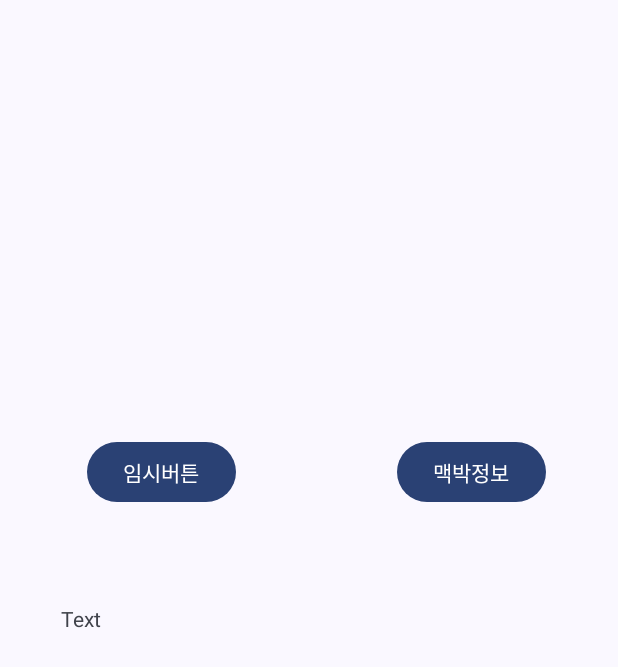
After one commit to jsk41755/IMY-Android, an Android app: the layout activity_pulse.xml on its own in the app's theme, with its tools: preview values and no code run, on a phone screen of 412 x 824 dp. The commit adds this screen. Shown: the top 667 px of the screen. Run offline under Robolectric (Android 15) with nearby library versions, the phone set to English and light mode, and no system bars.

Commit message:
test android

```diff
--- a/src/frontend/WearOs-for-Sound-/app/src/main/AndroidManifest.xml
+++ b/src/frontend/WearOs-for-Sound-/app/src/main/AndroidManifest.xml
@@ -33,9 +33,7 @@
         </activity>
 
 
-
-
-        <activity android:name=".MainActivity"
+        <activity android:name=".Ui.PulseAction"
             android:resizeableActivity="true"
             android:exported="true"
             tools:targetApi="n">
--- a/src/frontend/WearOs-for-Sound-/app/src/main/java/com/cbnu_voice/cbnu_imy/Api/RetrofitBuilder2.kt
+++ b/src/frontend/WearOs-for-Sound-/app/src/main/java/com/cbnu_voice/cbnu_imy/Api/RetrofitBuilder2.kt
@@ -6,7 +6,7 @@ import retrofit2.converter.scalars.ScalarsConverterFactory
 
 object RetrofitBuilder2 {
     var userapi: UserApi
-    val localhost="http://113.198.137.200:8080/"
+    val localhost="http://localhost:8083/"
     init{
         val retrofit= Retrofit.Builder()
             .baseUrl(localhost)   //요청 보내는 API 서버 url /로 끝나야 함
--- a/src/frontend/WearOs-for-Sound-/app/src/main/java/com/cbnu_voice/cbnu_imy/Ui/Register.kt
+++ b/src/frontend/WearOs-for-Sound-/app/src/main/java/com/cbnu_voice/cbnu_imy/Ui/Register.kt
@@ -91,6 +91,10 @@ class Register : AppCompatActivity() {
         }
         binding.btnRefuse.setOnClickListener {
             startActivity(Intent(this@Register,Chatbot::class.java).putExtra("stage", "refuse"))
+        }
+
+        binding.btnPulse.setOnClickListener {
+            startActivity(Intent(this@Register,PulseAction::class.java))
         }
 
     }
@@ -222,4 +226,6 @@ class Register : AppCompatActivity() {
             }
         })
     }
+
+
 }
--- /dev/null
+++ b/src/frontend/WearOs-for-Sound-/app/src/main/res/layout/activity_pulse.xml
@@ -0,0 +1,61 @@
+<?xml version="1.0" encoding="utf-8"?>
+<androidx.constraintlayout.widget.ConstraintLayout xmlns:android="http://schemas.android.com/apk/res/android"
+    xmlns:app="http://schemas.android.com/apk/res-auto"
+    xmlns:tools="http://schemas.android.com/tools"
+    android:layout_width="match_parent"
+    android:layout_height="match_parent"
+    tools:context=".Ui.PulseAction"
+
+    >
+
+    <Button
+        android:id="@+id/test_get_pulse"
+        android:layout_width="wrap_content"
+        android:layout_height="wrap_content"
+        android:layout_marginTop="244dp"
+        android:layout_marginEnd="48dp"
+        android:layout_marginBottom="18dp"
+        android:text="맥박정보"
+        app:layout_constraintBottom_toTopOf="@+id/scrollView2"
+        app:layout_constraintEnd_toEndOf="parent"
+        app:layout_constraintTop_toTopOf="parent" />
+
+    <Button
+        android:id="@+id/test_post_pulse"
+        android:layout_width="wrap_content"
+        android:layout_height="wrap_content"
+        android:layout_marginTop="244dp"
+        android:layout_marginEnd="96dp"
+        android:layout_marginBottom="18dp"
+        android:text="임시버튼"
+        app:layout_constraintBottom_toTopOf="@+id/scrollView2"
+        app:layout_constraintEnd_toStartOf="@+id/test_get_pulse"
+        app:layout_constraintHorizontal_bias="0.84"
+        app:layout_constraintStart_toStartOf="parent"
+        app:layout_constraintTop_toTopOf="parent" />
+
+    <ScrollView
+        android:id="@+id/scrollView2"
+        android:layout_width="331dp"
+        android:layout_height="393dp"
+        android:layout_marginBottom="28dp"
+        app:layout_constraintBottom_toBottomOf="parent"
+        app:layout_constraintEnd_toEndOf="parent"
+        app:layout_constraintStart_toStartOf="parent">
+
+        <LinearLayout
+            android:layout_width="match_parent"
+            android:layout_height="wrap_content"
+            android:orientation="vertical">
+
+            <TextView
+                android:id="@+id/textView_Result"
+                android:layout_width="wrap_content"
+                android:layout_height="wrap_content"
+                android:text="Text" />
+        </LinearLayout>
+    </ScrollView>
+
+
+
+</androidx.constraintlayout.widget.ConstraintLayout>
--- a/src/frontend/WearOs-for-Sound-/build.gradle
+++ b/src/frontend/WearOs-for-Sound-/build.gradle
@@ -11,7 +11,7 @@ buildscript {
         mavenCentral()
     }
     dependencies {
-        classpath 'com.android.tools.build:gradle:7.4.0'
+        classpath 'com.android.tools.build:gradle:7.3.0'
         classpath "org.jetbrains.kotlin:kotlin-gradle-plugin:$kotlin_version"
         classpath "com.google.dagger:hilt-android-gradle-plugin:$hilt_version"
         // NOTE: Do not place your application dependencies here; they belong
```
Also changed, not shown: src/frontend/WearOs-for-Sound-/app/src/main/java/com/cbnu_voice/cbnu_imy/Api/Pulse/PulseApi.kt (added, +30 -0 lines), src/frontend/WearOs-for-Sound-/app/src/main/java/com/cbnu_voice/cbnu_imy/Api/Pulse/PulseBuilder.kt (added, +18 -0 lines), src/frontend/WearOs-for-Sound-/app/src/main/java/com/cbnu_voice/cbnu_imy/Dto/Pulse/PulseDtos.kt (added, +14 -0 lines), src/frontend/WearOs-for-Sound-/app/src/main/java/com/cbnu_voice/cbnu_imy/Ui/PulseAction.kt (added, +65 -0 lines), src/frontend/WearOs-for-Sound-/app/src/main/res/layout/activity_register.xml (+10 -0 lines).
